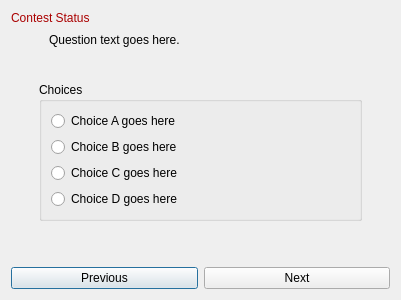
This is src/client/elims.ui in trigger-happy/Cerberus as Qt 5 draws it before an edit. The edited form follows.
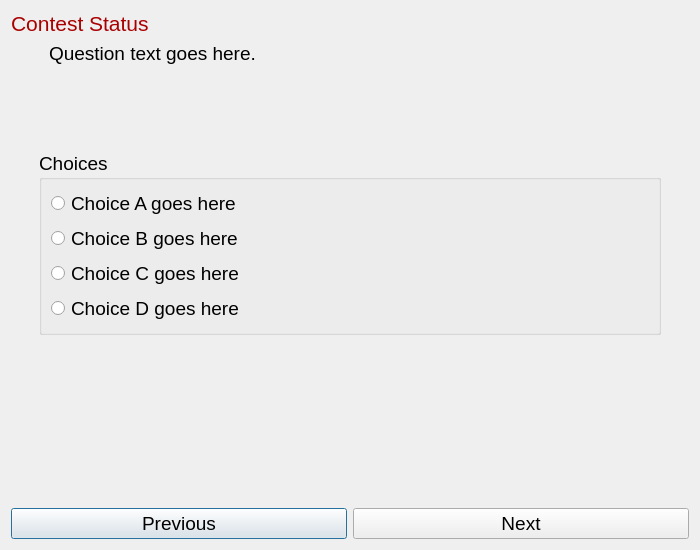
This is the edited form.

Commit message: Enlarged all the UIs

The edit to the form file:
```diff
--- a/src/client/elims.ui
+++ b/src/client/elims.ui
@@ -6,8 +6,8 @@
    <rect>
     <x>0</x>
     <y>0</y>
-    <width>400</width>
-    <height>300</height>
+    <width>700</width>
+    <height>550</height>
    </rect>
   </property>
   <property name="windowTitle">
@@ -80,6 +80,11 @@
        </disabled>
       </palette>
      </property>
+     <property name="font">
+      <font>
+       <pointsize>16</pointsize>
+      </font>
+     </property>
      <property name="text">
       <string>Contest Status</string>
      </property>
@@ -93,6 +98,11 @@
        <verstretch>0</verstretch>
       </sizepolicy>
      </property>
+     <property name="font">
+      <font>
+       <pointsize>14</pointsize>
+      </font>
+     </property>
      <property name="text">
       <string/>
      </property>
@@ -118,6 +128,11 @@
      </item>
      <item>
       <widget class="QLabel" name="question_lbl">
+       <property name="font">
+        <font>
+         <pointsize>14</pointsize>
+        </font>
+       </property>
        <property name="text">
         <string>Question text goes here.</string>
        </property>
@@ -139,7 +154,7 @@
      <property name="sizeHint" stdset="0">
       <size>
        <width>379</width>
-       <height>28</height>
+       <height>80</height>
       </size>
      </property>
     </spacer>
@@ -166,6 +181,11 @@
       <layout class="QVBoxLayout" name="verticalLayout">
        <item>
         <widget class="QGroupBox" name="choicesgroup">
+         <property name="font">
+          <font>
+           <pointsize>14</pointsize>
+          </font>
+         </property>
          <property name="title">
           <string>Choices</string>
          </property>
@@ -247,6 +267,11 @@
     <layout class="QHBoxLayout" name="horizontalLayout">
      <item>
       <widget class="QPushButton" name="prev_btn">
+       <property name="font">
+        <font>
+         <pointsize>14</pointsize>
+        </font>
+       </property>
        <property name="text">
         <string>Previous</string>
        </property>
@@ -254,6 +279,11 @@
      </item>
      <item>
       <widget class="QPushButton" name="next_btn">
+       <property name="font">
+        <font>
+         <pointsize>14</pointsize>
+        </font>
+       </property>
        <property name="text">
         <string>Next</string>
        </property>
```
The commit also changes 7 other files.
